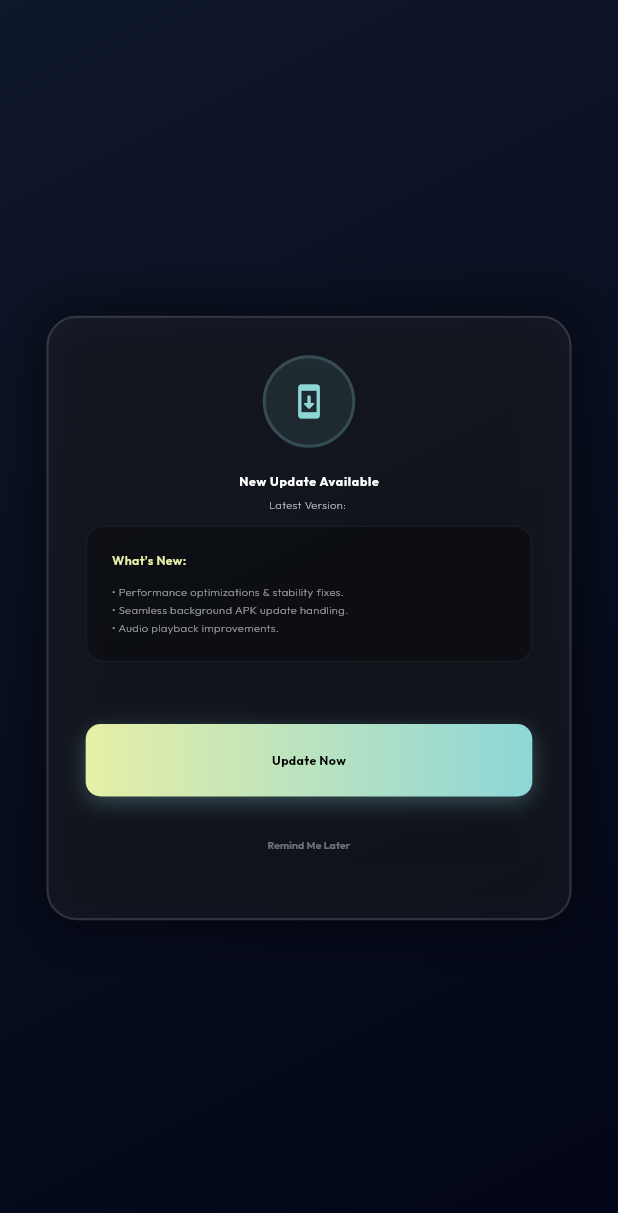
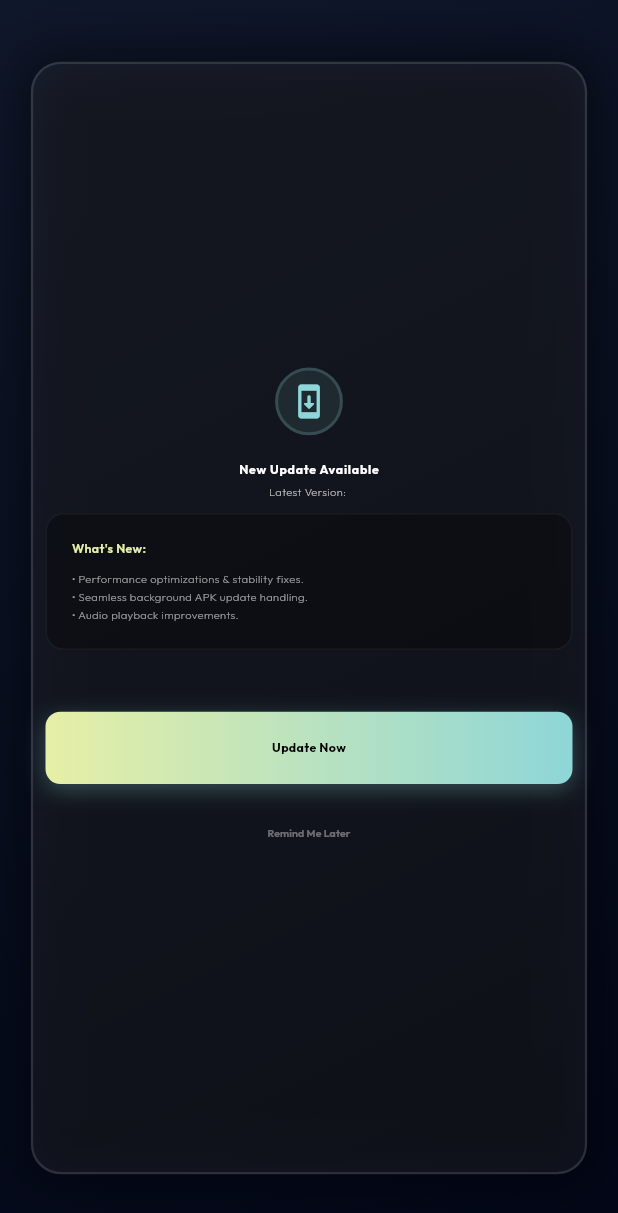
Before and after one commit to Dip8080/muadhin_v5, a Flutter app: the UpdateScreen screen opened directly, on a phone screen of 412 x 824 dp. Shown: the top 1213 px of the screen. Run offline on Flutter 3.47's test engine with Material 3 defaults, Android fonts, the phone set to English and light mode, and no system bars; our stand-ins replace cached_network_image, connectivity_plus, firebase_core, firebase_remote_config, firebase_storage, flutter_sizer and 11 more; missing offline and left inert: android_intent_plus, app_settings, screen_brightness, volume_controller; accounts and stored records are empty.

Commit message:
refactor: adjust padding and dimensions in UpdateScreen for improved layout

```diff
--- a/lib/features/update/presentation/screens/update_screen.dart
+++ b/lib/features/update/presentation/screens/update_screen.dart
@@ -27,10 +27,11 @@ class UpdateScreen extends StatelessWidget {
           child: Center(
             child: SingleChildScrollView(
               child: Padding(
-                padding: EdgeInsets.symmetric(horizontal: 5.w),
+                padding: EdgeInsets.symmetric(horizontal: 1.w),
                 child: Container(
-                  width: 85.w,
-                  padding: EdgeInsets.all(6.w),
+                  width: 90.w,
+                  height: 90.h,
+                  padding: EdgeInsets.all(2.w),
                   decoration: BoxDecoration(
                     color: Colors.white.withOpacity(0.05),
                     borderRadius: BorderRadius.circular(20),
@@ -54,10 +55,13 @@ class UpdateScreen extends StatelessWidget {
 
                     return Column(
                       mainAxisSize: MainAxisSize.min,
+                      mainAxisAlignment: MainAxisAlignment.center ,
+                      crossAxisAlignment: CrossAxisAlignment.center,
                       children: [
                         // Premium Glow Icon
                         Container(
-                          padding: EdgeInsets.all(4.w),
+                          padding: EdgeInsets.all(2.w),
+                          // margin: EdgeInsets.all(2.w),
                           decoration: BoxDecoration(
                             color: const Color(0xFF8ED6D8).withOpacity(0.1),
                             shape: BoxShape.circle,
```
